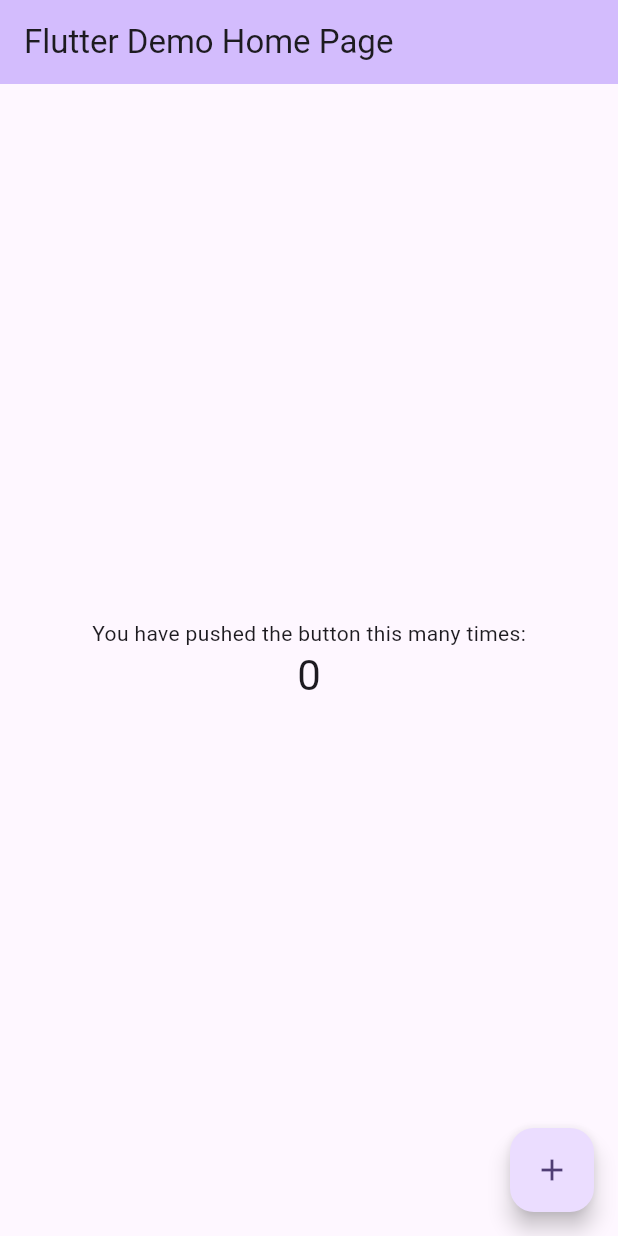
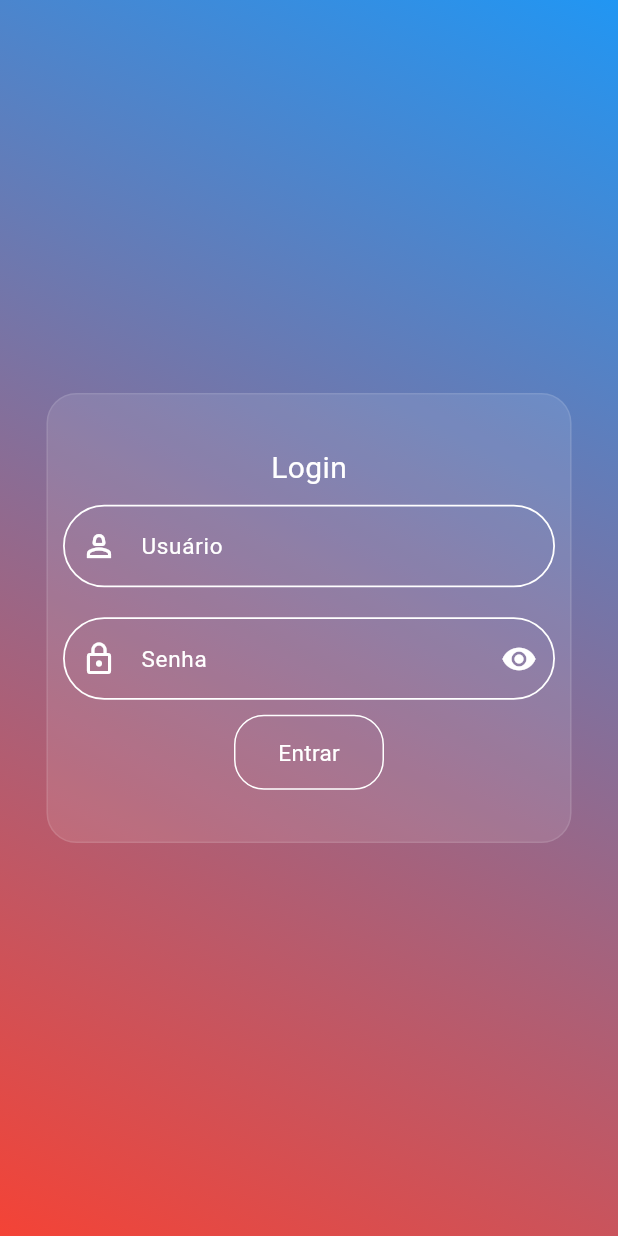
Before and after one commit to kelviakolln3/projeto_tcc_flutter, a Flutter app: the screen it shows after launch, on a phone screen of 412 x 824 dp. Run offline on Flutter 3.47's test engine with Material 3 defaults, Android fonts, the phone set to English and light mode, and no system bars; our stand-ins replace get.

Commit message:
criando a tela de login

```diff
--- a/lib/main.dart
+++ b/lib/main.dart
@@ -1,125 +1,23 @@
 import 'package:flutter/material.dart';
+import 'package:get/get.dart';
+
+import 'ui/login/login.dart';
 
 void main() {
-  runApp(const MyApp());
+  runApp(const ProjetoTCC());
 }
 
-class MyApp extends StatelessWidget {
-  const MyApp({super.key});
-
-  // This widget is the root of your application.
+class ProjetoTCC extends StatelessWidget {
+  const ProjetoTCC({super.key});
   @override
   Widget build(BuildContext context) {
-    return MaterialApp(
-      title: 'Flutter Demo',
-      theme: ThemeData(
-        // This is the theme of your application.
-        //
-        // TRY THIS: Try running your application with "flutter run". You'll see
-        // the application has a purple toolbar. Then, without quitting the app,
-        // try changing the seedColor in the colorScheme below to Colors.green
-        // and then invoke "hot reload" (save your changes or press the "hot
-        // reload" button in a Flutter-supported IDE, or press "r" if you used
-        // the command line to start the app).
-        //
-        // Notice that the counter didn't reset back to zero; the application
-        // state is not lost during the reload. To reset the state, use hot
-        // restart instead.
-        //
-        // This works for code too, not just values: Most code changes can be
-        // tested with just a hot reload.
-        colorScheme: ColorScheme.fromSeed(seedColor: Colors.deepPurple),
-        useMaterial3: true,
-      ),
-      home: const MyHomePage(title: 'Flutter Demo Home Page'),
+    return GetMaterialApp(
+      title: 'Mini ERP',
+      debugShowCheckedModeBanner: false,
+      initialRoute: '/login',
+      getPages: [
+        GetPage(name: '/login', page: () => const LoginPage()),
+      ],
     );
   }
 }
-
-class MyHomePage extends StatefulWidget {
-  const MyHomePage({super.key, required this.title});
-
-  // This widget is the home page of your application. It is stateful, meaning
-  // that it has a State object (defined below) that contains fields that affect
-  // how it looks.
-
-  // This class is the configuration for the state. It holds the values (in this
-  // case the title) provided by the parent (in this case the App widget) and
-  // used by the build method of the State. Fields in a Widget subclass are
-  // always marked "final".
-
-  final String title;
-
-  @override
-  State<MyHomePage> createState() => _MyHomePageState();
-}
-
-class _MyHomePageState extends State<MyHomePage> {
-  int _counter = 0;
-
-  void _incrementCounter() {
-    setState(() {
-      // This call to setState tells the Flutter framework that something has
-      // changed in this State, which causes it to rerun the build method below
-      // so that the display can reflect the updated values. If we changed
-      // _counter without calling setState(), then the build method would not be
-      // called again, and so nothing would appear to happen.
-      _counter++;
-    });
-  }
-
-  @override
-  Widget build(BuildContext context) {
-    // This method is rerun every time setState is called, for instance as done
-    // by the _incrementCounter method above.
-    //
-    // The Flutter framework has been optimized to make rerunning build methods
-    // fast, so that you can just rebuild anything that needs updating rather
-    // than having to individually change instances of widgets.
-    return Scaffold(
-      appBar: AppBar(
-        // TRY THIS: Try changing the color here to a specific color (to
-        // Colors.amber, perhaps?) and trigger a hot reload to see the AppBar
-        // change color while the other colors stay the same.
-        backgroundColor: Theme.of(context).colorScheme.inversePrimary,
-        // Here we take the value from the MyHomePage object that was created by
-        // the App.build method, and use it to set our appbar title.
-        title: Text(widget.title),
-      ),
-      body: Center(
-        // Center is a layout widget. It takes a single child and positions it
-        // in the middle of the parent.
-        child: Column(
-          // Column is also a layout widget. It takes a list of children and
-          // arranges them vertically. By default, it sizes itself to fit its
-          // children horizontally, and tries to be as tall as its parent.
-          //
-          // Column has various properties to control how it sizes itself and
-          // how it positions its children. Here we use mainAxisAlignment to
-          // center the children vertically; the main axis here is the vertical
-          // axis because Columns are vertical (the cross axis would be
-          // horizontal).
-          //
-          // TRY THIS: Invoke "debug painting" (choose the "Toggle Debug Paint"
-          // action in the IDE, or press "p" in the console), to see the
-          // wireframe for each widget.
-          mainAxisAlignment: MainAxisAlignment.center,
-          children: <Widget>[
-            const Text(
-              'You have pushed the button this many times:',
-            ),
-            Text(
-              '$_counter',
-              style: Theme.of(context).textTheme.headlineMedium,
-            ),
-          ],
-        ),
-      ),
-      floatingActionButton: FloatingActionButton(
-        onPressed: _incrementCounter,
-        tooltip: 'Increment',
-        child: const Icon(Icons.add),
-      ), // This trailing comma makes auto-formatting nicer for build methods.
-    );
-  }
-}
--- /dev/null
+++ b/lib/ui/login/login.dart
@@ -0,0 +1 @@
+export './login_page.dart';
--- /dev/null
+++ b/lib/ui/login/login_page.dart
@@ -0,0 +1,100 @@
+import 'package:flutter/material.dart';
+
+class LoginPage extends StatelessWidget {
+  const LoginPage({super.key});
+
+  @override
+  Widget build(BuildContext context) {
+    return Scaffold(
+      body: Material(
+        child: Container(
+          decoration: const BoxDecoration(
+            gradient: LinearGradient(
+              begin: Alignment.topRight,
+              end: Alignment.bottomLeft,
+              colors: [
+                Colors.blue,
+                Colors.red,
+              ],
+            ),
+          ),
+          child: Center(
+            child: Container(
+              width: 350,
+              height: 300,
+              decoration: BoxDecoration(
+                  border: Border.all(color: Colors.white.withOpacity(0.1)),
+                  color: Colors.white.withOpacity(0.1),
+                  borderRadius: const BorderRadius.all(Radius.circular(20.0))),
+              child: Column(
+                crossAxisAlignment: CrossAxisAlignment.center,
+                mainAxisAlignment: MainAxisAlignment.center,
+                children: [
+                  const Text("Login", style: TextStyle(fontSize: 20, color: Colors.white)),
+                  Container(
+                    padding: const EdgeInsets.all(10),
+                    child: TextFormField(
+                      cursorColor: Colors.white,
+                      style: const TextStyle(fontSize: 15, color: Colors.white),
+                      //controller: logingUIController.usuarioTextController,
+                      keyboardType: TextInputType.number,
+                      decoration: const InputDecoration(
+                          fillColor: Colors.white,
+                          enabledBorder: OutlineInputBorder(
+                            borderRadius: BorderRadius.all(Radius.circular(90.0)),
+                            borderSide: BorderSide(color: Colors.white, width: 1.2),
+                          ),
+                          focusedBorder: OutlineInputBorder(
+                            borderRadius: BorderRadius.all(Radius.circular(90.0)),
+                            borderSide: BorderSide(color: Colors.white, width: 1.2),
+                          ),
+                          prefixIcon: Icon(Icons.person_2_outlined, color: Colors.white),
+                          labelText: 'Usuário',
+                          labelStyle: TextStyle(fontSize: 15, color: Colors.white)),
+                    ),
+                  ),
+                  Container(
+                    padding: const EdgeInsets.all(10),
+                    child: TextFormField(
+                      cursorColor: Colors.white,
+                      style: const TextStyle(fontSize: 15, color: Colors.white),
+                      //controller: logingUIController.senhaTextController,
+                      decoration: InputDecoration(
+                          fillColor: Colors.white,
+                          enabledBorder: const OutlineInputBorder(
+                              borderRadius: BorderRadius.all(Radius.circular(90.0)),
+                              borderSide: BorderSide(color: Colors.white, width: 1.2)),
+                          focusedBorder: const OutlineInputBorder(
+                              borderRadius: BorderRadius.all(Radius.circular(90.0)),
+                              borderSide: BorderSide(color: Colors.white, width: 1.2)),
+                          prefixIcon: const Icon(Icons.lock_outline, color: Colors.white),
+                          suffixIcon: IconButton(
+                              onPressed: () => {},
+                              icon: const Icon(Icons.visibility, color: Colors.white)),
+                          labelText: 'Senha',
+                          labelStyle: const TextStyle(fontSize: 15, color: Colors.white)),
+                    ),
+                  ),
+                  GestureDetector(
+                    onTap: () {},
+                    child: Container(
+                      width: 100,
+                      height: 50,
+                      decoration: BoxDecoration(
+                        border: Border.all(color: Colors.white),
+                        borderRadius: const BorderRadius.all(Radius.circular(20.0)),
+                      ),
+                      child: const Center(
+                        child: Text("Entrar", style: TextStyle(fontSize: 15, color: Colors.white)),
+                      ),
+                    ),
+                  ),
+                ],
+              ),
+            ),
+          ),
+        ),
+      ),
+    );
+  }
+}
```
Also changed, not shown: pubspec.yaml (+2 -72 lines), pubspec.lock, 1 other file.
